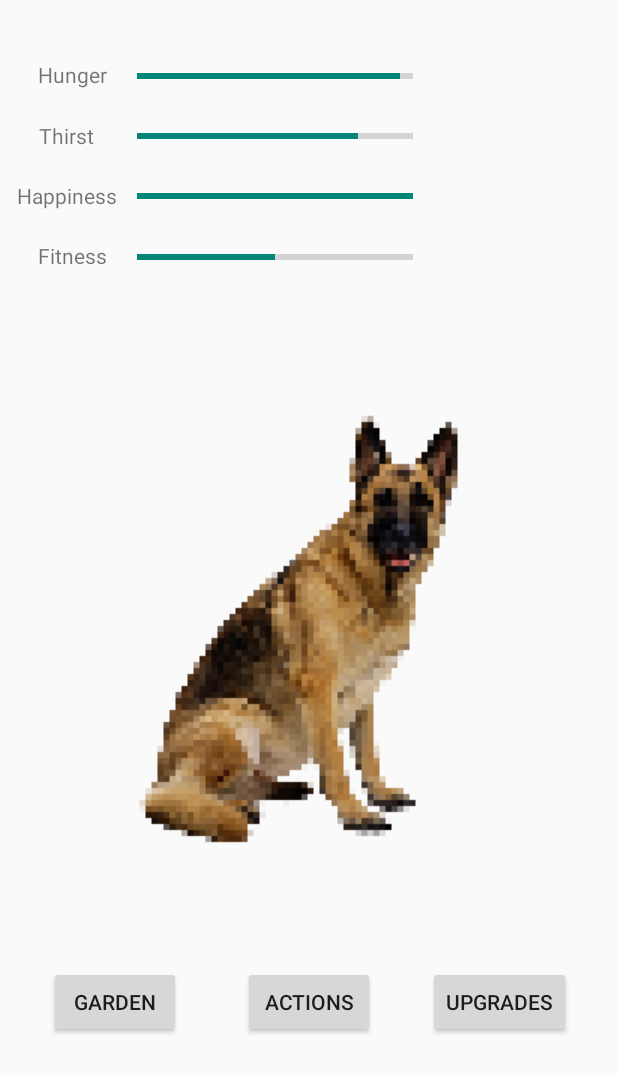
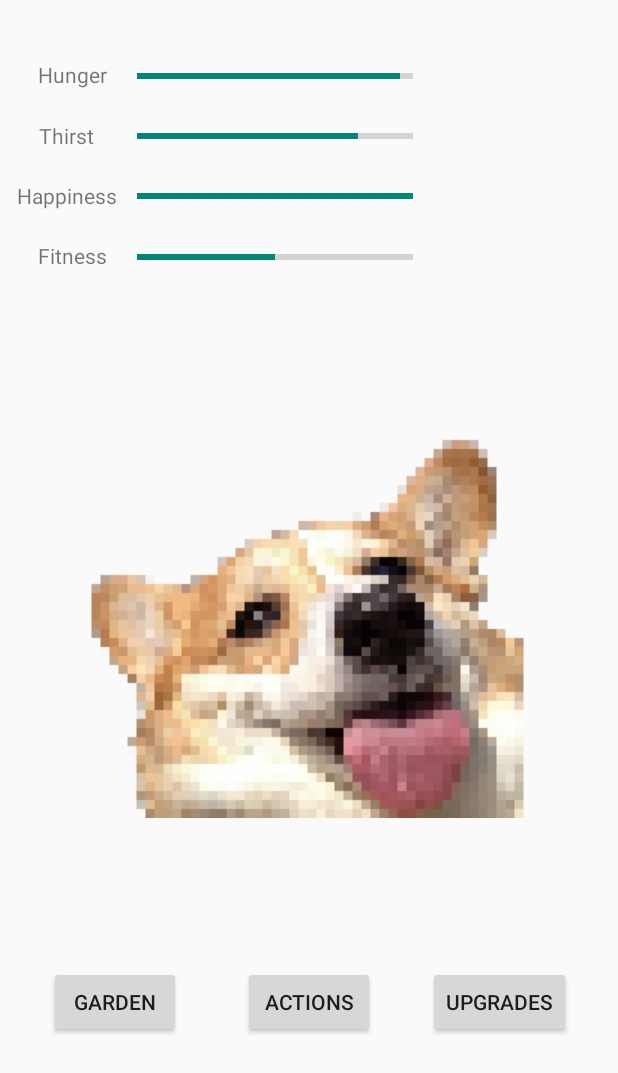
Before and after one commit to JTucker2000/Pettomato, an Android app: the screen it shows after launch (MainActivity), on a phone screen of 412 x 824 dp. Shown: the top 1073 px of the screen. Run offline under Robolectric (Android 15) with nearby library versions, the phone set to English and light mode, and no system bars.

Commit message:
Made pet image dynamic

```diff
--- a/app/src/main/java/com/example/pettomato/MainActivity.kt
+++ b/app/src/main/java/com/example/pettomato/MainActivity.kt
@@ -16,7 +16,11 @@ class MainActivity : AppCompatActivity() {
         setContentView(R.layout.activity_main)
 
         // Create test pet
-        var testPet = Pet("German Shepard", 1, 95, 80, 100, 50)
+        var testPet = Pet("Corgi", R.drawable.corgiface1,1,95, 80, 100, 50)
+
+        // Set up pet image
+        val petImage = findViewById<ImageView>(R.id.pet_image)
+        petImage.setImageResource(testPet.image_id)
 
         // Set up upgrades list view
         val upgradesListView = findViewById<ListView>(R.id.upgrades_listView)
--- a/app/src/main/java/com/example/pettomato/Pet.kt
+++ b/app/src/main/java/com/example/pettomato/Pet.kt
@@ -1,7 +1,8 @@
 package com.example.pettomato
 
-class Pet (name: String, level: Int, hunger: Int, thirst: Int, happiness: Int, fitness: Int){
+class Pet (name: String, imageID: Int, level: Int, hunger: Int, thirst: Int, happiness: Int, fitness: Int){
     var pet_name: String = name
+    var image_id: Int = imageID
     var pet_level: Int = level
     var hunger_level: Int = hunger
     var thirst_level: Int = thirst
--- a/app/src/main/res/layout/activity_main.xml
+++ b/app/src/main/res/layout/activity_main.xml
@@ -152,7 +152,7 @@
         android:layout_width="wrap_content"
         android:layout_height="wrap_content"
         android:adjustViewBounds="false"
-        android:src="@drawable/germanshepard1"
+        android:src="@android:drawable/ic_delete"
         app:layout_constraintBottom_toTopOf="@+id/actions_btn"
         app:layout_constraintEnd_toEndOf="parent"
         app:layout_constraintStart_toStartOf="parent"
```
Also changed, not shown: app/src/main/res/drawable/corgiface1.png (added).
